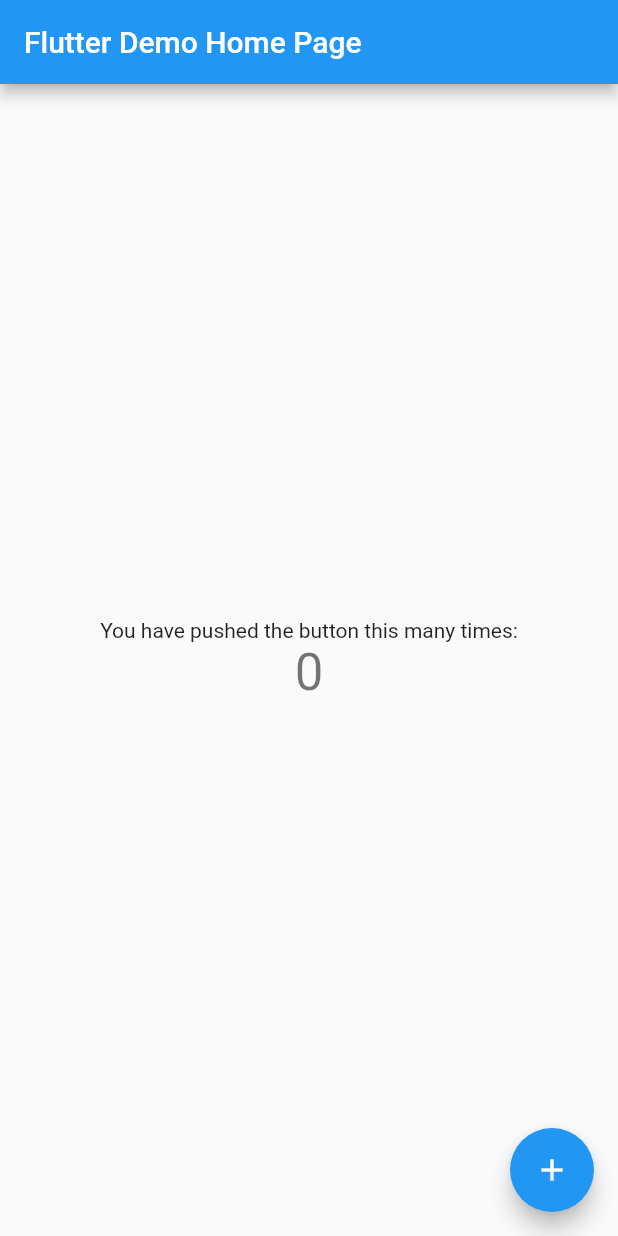
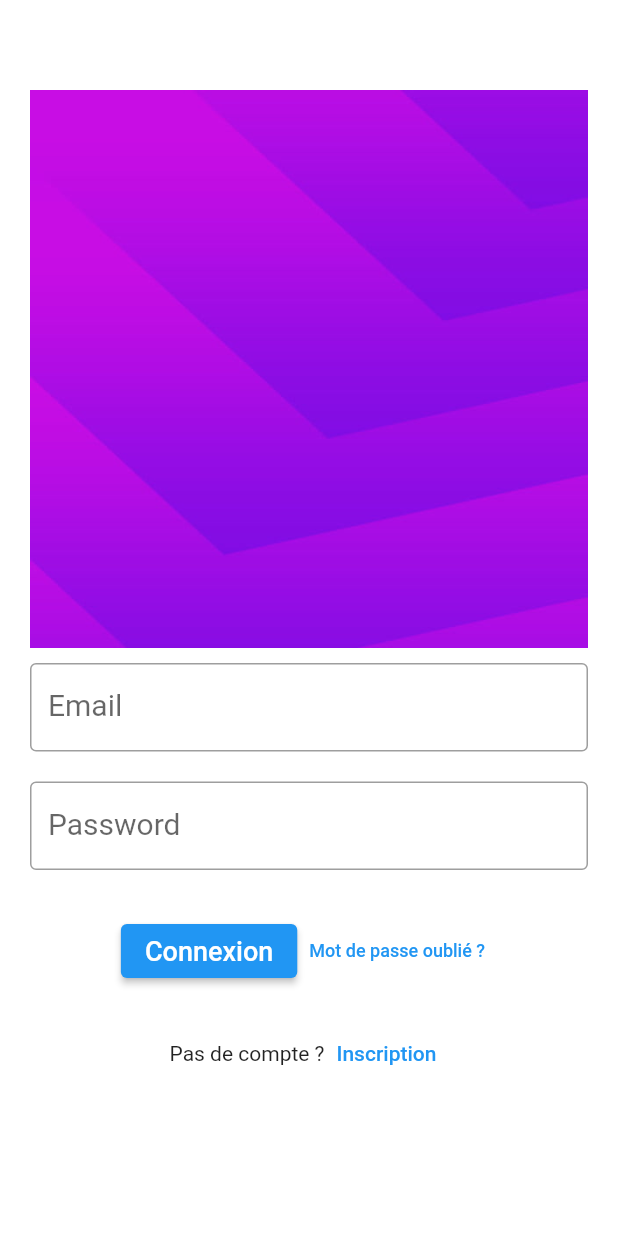
Before and after one commit to QuentFlo/expressorder, a Flutter app: the screen it shows after launch, on a phone screen of 412 x 824 dp. Run offline on Flutter 3.47's test engine with Material 2 defaults, Android fonts, the phone set to English and light mode, and no system bars; our stand-ins replace firebase_auth, firebase_core; accounts and stored records are empty.

Commit message:
inscription et connexion OK

```diff
--- a/express_order/lib/main.dart
+++ b/express_order/lib/main.dart
@@ -1,115 +1,35 @@
+import 'package:express_order/pages/login.dart';
+import 'package:firebase_core/firebase_core.dart';
 import 'package:flutter/material.dart';
 
 void main() {
-  runApp(const MyApp());
+  WidgetsFlutterBinding.ensureInitialized();
+  runApp(MyApp());
 }
 
 class MyApp extends StatelessWidget {
-  const MyApp({Key? key}) : super(key: key);
+
+  final Future<FirebaseApp>_initialization = Firebase.initializeApp();
 
   // This widget is the root of your application.
   @override
   Widget build(BuildContext context) {
-    return MaterialApp(
-      title: 'Flutter Demo',
-      theme: ThemeData(
-        // This is the theme of your application.
-        //
-        // Try running your application with "flutter run". You'll see the
-        // application has a blue toolbar. Then, without quitting the app, try
-        // changing the primarySwatch below to Colors.green and then invoke
-        // "hot reload" (press "r" in the console where you ran "flutter run",
-        // or simply save your changes to "hot reload" in a Flutter IDE).
-        // Notice that the counter didn't reset back to zero; the application
-        // is not restarted.
-        primarySwatch: Colors.blue,
+    return FutureBuilder(future: _initialization,
+    builder: (context, snapshot){
+      if(snapshot.hasError){
+        print("une erreur s'est produite");
+      }
+      if(snapshot.connectionState == ConnectionState.waiting){
+        return Center(child: CircularProgressIndicator());
+      }
+      return MaterialApp(
+        debugShowCheckedModeBanner: false,
+          title: 'Email & Mot de passe',
+          theme: ThemeData(
+              primarySwatch: Colors.blue
       ),
-      home: const MyHomePage(title: 'Flutter Demo Home Page'),
-    );
+          home:LoginPage()
+      );
+    });
   }
 }
-
-class MyHomePage extends StatefulWidget {
-  const MyHomePage({Key? key, required this.title}) : super(key: key);
-
-  // This widget is the home page of your application. It is stateful, meaning
-  // that it has a State object (defined below) that contains fields that affect
-  // how it looks.
-
-  // This class is the configuration for the state. It holds the values (in this
-  // case the title) provided by the parent (in this case the App widget) and
-  // used by the build method of the State. Fields in a Widget subclass are
-  // always marked "final".
-
-  final String title;
-
-  @override
-  State<MyHomePage> createState() => _MyHomePageState();
-}
-
-class _MyHomePageState extends State<MyHomePage> {
-  int _counter = 0;
-
-  void _incrementCounter() {
-    setState(() {
-      // This call to setState tells the Flutter framework that something has
-      // changed in this State, which causes it to rerun the build method below
-      // so that the display can reflect the updated values. If we changed
-      // _counter without calling setState(), then the build method would not be
-      // called again, and so nothing would appear to happen.
-      _counter++;
-    });
-  }
-
-  @override
-  Widget build(BuildContext context) {
-    // This method is rerun every time setState is called, for instance as done
-    // by the _incrementCounter method above.
-    //
-    // The Flutter framework has been optimized to make rerunning build methods
-    // fast, so that you can just rebuild anything that needs updating rather
-    // than having to individually change instances of widgets.
-    return Scaffold(
-      appBar: AppBar(
-        // Here we take the value from the MyHomePage object that was created by
-        // the App.build method, and use it to set our appbar title.
-        title: Text(widget.title),
-      ),
-      body: Center(
-        // Center is a layout widget. It takes a single child and positions it
-        // in the middle of the parent.
-        child: Column(
-          // Column is also a layout widget. It takes a list of children and
-          // arranges them vertically. By default, it sizes itself to fit its
-          // children horizontally, and tries to be as tall as its parent.
-          //
-          // Invoke "debug painting" (press "p" in the console, choose the
-          // "Toggle Debug Paint" action from the Flutter Inspector in Android
-          // Studio, or the "Toggle Debug Paint" command in Visual Studio Code)
-          // to see the wireframe for each widget.
-          //
-          // Column has various properties to control how it sizes itself and
-          // how it positions its children. Here we use mainAxisAlignment to
-          // center the children vertically; the main axis here is the vertical
-          // axis because Columns are vertical (the cross axis would be
-          // horizontal).
-          mainAxisAlignment: MainAxisAlignment.center,
-          children: <Widget>[
-            const Text(
-              'You have pushed the button this many times:',
-            ),
-            Text(
-              '$_counter',
-              style: Theme.of(context).textTheme.headline4,
-            ),
-          ],
-        ),
-      ),
-      floatingActionButton: FloatingActionButton(
-        onPressed: _incrementCounter,
-        tooltip: 'Increment',
-        child: const Icon(Icons.add),
-      ), // This trailing comma makes auto-formatting nicer for build methods.
-    );
-  }
-}
--- /dev/null
+++ b/express_order/lib/pages/login.dart
@@ -0,0 +1,160 @@
+import 'package:express_order/pages/forgot_pass.dart';
+import 'package:express_order/pages/signup.dart';
+import 'package:express_order/pages/user_main.dart';
+import 'package:firebase_auth/firebase_auth.dart';
+import 'package:flutter/material.dart';
+
+class LoginPage extends StatefulWidget {
+  const LoginPage({Key? key}) : super(key: key);
+
+  @override
+  _LoginPageState createState() => _LoginPageState();
+}
+
+class _LoginPageState extends State<LoginPage> {
+
+  final _formKey = GlobalKey<FormState>();
+
+  var email = "";
+  var password = "";
+
+  final emailController = TextEditingController();
+  final passwordController = TextEditingController();
+
+  userLoogin() async{
+    try{
+      await FirebaseAuth.instance.signInWithEmailAndPassword(email: email, password: password);
+      Navigator.pushReplacement(context, MaterialPageRoute(builder: (context) => UserMain()));
+    }on FirebaseAuthException catch(error){
+      if(error.code == 'user-not-found'){
+        print('aucun utilisateur associé à cet adresse email');
+        ScaffoldMessenger.of(context).showSnackBar(SnackBar(
+          backgroundColor : Colors.blueGrey,
+          content : Text('aucun utilisateur associé à cet adresse email',
+          style: TextStyle(fontSize: 18.0, color: Colors.amber),)
+        ),
+        );
+      }
+      else if (error.code == 'wrong-password'){
+        print('Mot de passe incorrect');
+        ScaffoldMessenger.of(context).showSnackBar(SnackBar(
+            backgroundColor : Colors.blueGrey,
+            content : Text('Mot de passe incorrect',
+              style: TextStyle(fontSize: 18.0, color: Colors.amber),)
+        ),
+        );
+      }
+    }
+  }
+
+  @override
+  void dispose() {
+    emailController.dispose();
+    passwordController.dispose();
+    super.dispose();
+  }
+
+  @override
+  Widget build(BuildContext context) {
+    return Scaffold(
+      backgroundColor: Colors.white,
+      body: Form(
+        key: _formKey,
+        child: Padding(
+          padding: EdgeInsets.symmetric(vertical: 60.0, horizontal: 20.0),
+          child: ListView(
+            children: [
+              Padding(padding: const EdgeInsets.all(0.0),
+          child: Image.asset('images/login.jpg'),
+              ),
+              Container(
+                margin: EdgeInsets.symmetric(vertical: 10.0),
+                child: TextFormField(
+                  autofocus: false,
+                  decoration: InputDecoration(
+                    labelText: 'Email',
+                    labelStyle: TextStyle(fontSize: 20.0),
+                    border: OutlineInputBorder(),
+                    errorStyle: TextStyle(color: Colors.black26,
+                    fontSize: 15),
+                  ),
+                  controller: emailController,
+                  validator: (value){
+                    if(value == null || value.isEmpty){
+                      return 'Veuillez saisir une adresse mail';
+                    }
+                    else if(!value.contains('@')){
+                      return 'Veuillez saisir une adresse valide';
+                    }
+                    return null;
+                  }
+                ),
+              ),
+              Container(
+                margin: EdgeInsets.symmetric(vertical: 10.0),
+                child: TextFormField(
+                  autofocus: false,
+                  obscureText: true,
+                  decoration: InputDecoration(
+                    labelText: 'Password',
+                    labelStyle: TextStyle(fontSize: 20.0),
+                    border: OutlineInputBorder(),
+                    errorStyle: TextStyle(color: Colors.black26,
+                        fontSize: 15),
+                  ),
+                    controller: passwordController,
+                    validator: (value){
+                      if(value == null || value.isEmpty){
+                        return 'Veuillez saisir votre mot de passe';
+                      }
+                      return null;
+                    }
+                ),
+              ),
+              Container(
+                margin: EdgeInsets.symmetric(vertical: 20.0),
+                child: Row(
+                  mainAxisAlignment: MainAxisAlignment.center,
+                  children: [
+                    ElevatedButton(onPressed: (){
+                      if(_formKey.currentState!.validate()){
+                        setState(() {
+                          email = emailController.text;
+                          password = passwordController.text;
+                        });
+                        userLoogin();
+                      }
+                    },
+                        child: Text(
+                          'Connexion',
+                          style: TextStyle(fontSize: 18.0),
+                        ),
+                    ),
+                    TextButton(onPressed: (){
+                      Navigator.push(context, MaterialPageRoute(builder: (context) => ForgotPass(),),);
+                    } , child: Text(
+                      'Mot de passe oublié ?',
+                      style: TextStyle(fontSize: 12.0),
+                    ))
+                  ],
+                ),
+              ),
+              Container(
+                child: Row(
+                  mainAxisAlignment: MainAxisAlignment.center,
+                  children: [
+                    Text('Pas de compte ?'),
+                    TextButton(onPressed: (){
+                      Navigator.pushAndRemoveUntil(context,PageRouteBuilder(pageBuilder: (context,a,b) => Signup(), transitionDuration: Duration(seconds: 0)), (route) => false);
+                    },
+                        child: Text('Inscription'))
+                  ],
+                ),
+              )
+            ],
+          ),
+        ),
+      ),
+    );
+  }
+}
--- a/express_order/pubspec.yaml
+++ b/express_order/pubspec.yaml
@@ -34,6 +34,8 @@ dependencies:
   # The following adds the Cupertino Icons font to your application.
   # Use with the CupertinoIcons class for iOS style icons.
   cupertino_icons: ^1.0.2
+  firebase_core: ^1.5.0
+  firebase_auth: ^3.0.2
 
 dev_dependencies:
   flutter_test:
@@ -58,8 +60,8 @@ flutter:
   uses-material-design: true
 
   # To add assets to your application, add an assets section, like this:
-  # assets:
-  #   - images/a_dot_burr.jpeg
+  assets:
+    - images/
   #   - images/a_dot_ham.jpeg
 
   # An image asset can refer to one or more resolution-specific "variants", see
```
Also changed, not shown: express_order/lib/pages/forgot_pass.dart (added, +14 -0 lines), express_order/lib/pages/signup.dart (added, +207 -0 lines), express_order/lib/pages/user_main.dart (added, +15 -0 lines), express_order/images/login.jpg (added), express_order/pubspec.lock, 3 other files.
